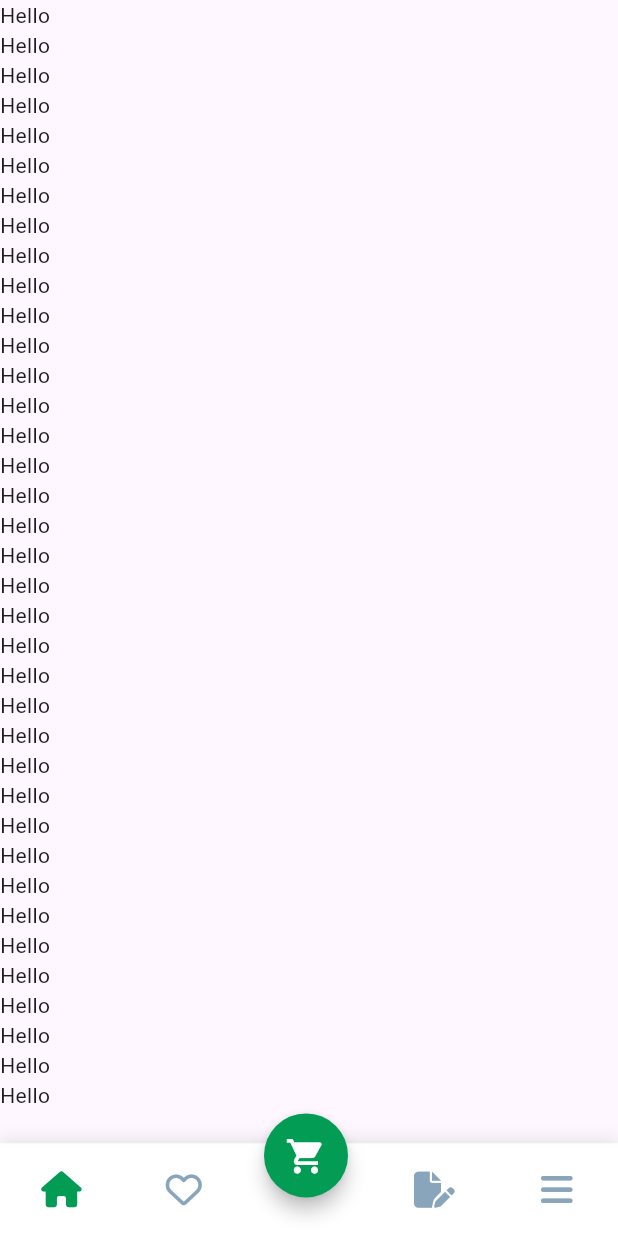
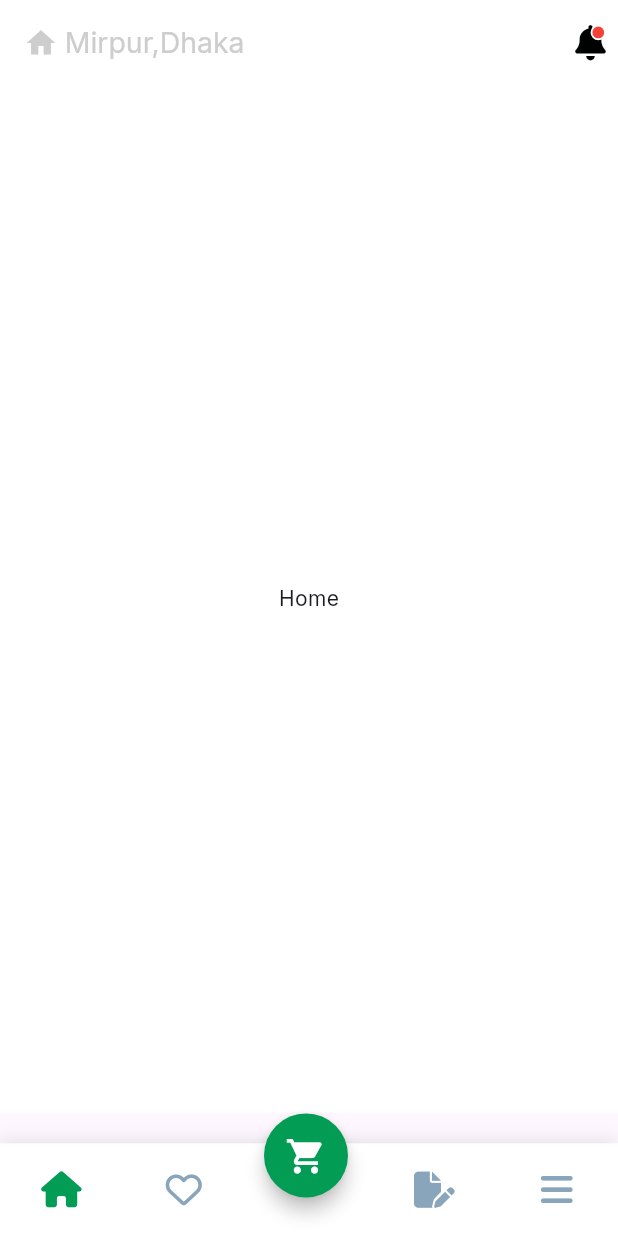
Before and after one commit to Sadman-123/6Bites, a Flutter app: the screen it shows after launch, on a phone screen of 412 x 824 dp. Run offline on Flutter 3.47's test engine with Material 3 defaults, Android fonts, the phone set to English and light mode, and no system bars; our stand-ins replace font_awesome_flutter, get.

Commit message:
added inter font and also made appbar part

```diff
--- a/lib/presentation_layer/styles/app_themes.dart
+++ b/lib/presentation_layer/styles/app_themes.dart
@@ -4,12 +4,14 @@ class AppThemes {
   {
     return ThemeData(
       brightness: Brightness.light,
+      fontFamily: "inter"
     );
   }
   static ThemeData DarkTheme(BuildContext context,double mdw,double mdh)
   {
     return ThemeData(
-        brightness: Brightness.dark
+        brightness: Brightness.dark,
+        fontFamily: "inter"
     );
   }
 }
--- a/lib/presentation_layer/ui/pages/app_pages/home.dart
+++ b/lib/presentation_layer/ui/pages/app_pages/home.dart
@@ -1,4 +1,5 @@
 import 'package:flutter/material.dart';
+import 'package:font_awesome_flutter/font_awesome_flutter.dart';
 import 'package:sixbites/presentation_layer/ui/Diy_components/home_related/custom_navbar.dart';
 class Home extends StatelessWidget {
   @override
@@ -6,11 +7,49 @@ class Home extends StatelessWidget {
     var mdw=MediaQuery.sizeOf(context).width;
     var mdh=MediaQuery.sizeOf(context).height;
     return Scaffold(
-      body: ListView.builder(
-        itemCount: 100,
-        itemBuilder: (context, index) {
-          return Text("Hello");
-        },
+      appBar: AppBar(
+        backgroundColor: Colors.white,
+        elevation: 0,
+        actions: [
+          Padding(
+            padding: const EdgeInsets.all(8.0),
+            child: Stack(
+              clipBehavior: Clip.none,
+              children: [
+                FaIcon(FontAwesomeIcons.solidBell, color: Color(0xFF000101), size: mdw * 0.057),
+                Positioned(
+                  top: 0,
+                  right: 0,
+                  child: Container(
+                    width: mdw * 0.025,
+                    height: mdw * 0.025,
+                    decoration: BoxDecoration(
+                      color: Colors.red,
+                      shape: BoxShape.circle,
+                      border: Border.all(
+                        color: Colors.white,
+                        width: mdw*0.003,
+                      ),
+                    ),
+                  ),
+                ),
+              ],
+            ),
+          ),
+        ],
+        title: Row(
+          children: [
+            Icon(Icons.home,size: mdw*0.055,color: Color(0xFFcdcdcd),),
+            SizedBox(width: mdw*0.011),
+            Text("Mirpur,Dhaka",style: TextStyle(fontSize: mdw*0.046,color: Color(0xFFcdcdcd)),)
+          ],
+        ),
+      ),
+      body: Container(
+        color: Colors.white,
+        child: Center(
+          child: Text("Home"),
+        ),
       ),
       bottomNavigationBar: CustomNavbar(mdw: mdw, mdh: mdh),
     );
```
Also changed, not shown: pubspec.yaml (+4 -4 lines), fonts/Inter-VariableFont_opsz,wght.ttf (added).
